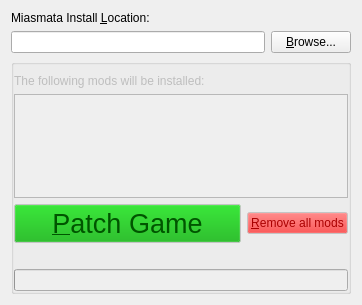
Qt form miaspatch.ui (DarkStarSword/miasmata-fixes) before a commit.
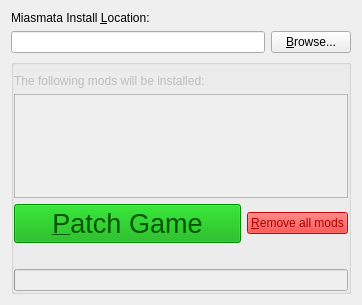
The same form after that commit.

Commit message:
Add style sheet for coloured buttons to work on Windows
Some versions of Windows (at least Vista) ignore the palette and theme
the buttons. Add a style sheet to override that behaviour.

```diff
--- a/miaspatch.ui
+++ b/miaspatch.ui
@@ -184,6 +184,24 @@
                </color>
               </brush>
              </colorrole>
+             <colorrole role="Base">
+              <brush brushstyle="SolidPattern">
+               <color alpha="255">
+                <red>0</red>
+                <green>170</green>
+                <blue>0</blue>
+               </color>
+              </brush>
+             </colorrole>
+             <colorrole role="Window">
+              <brush brushstyle="SolidPattern">
+               <color alpha="255">
+                <red>0</red>
+                <green>170</green>
+                <blue>0</blue>
+               </color>
+              </brush>
+             </colorrole>
             </active>
             <inactive>
              <colorrole role="WindowText">
@@ -258,6 +276,24 @@
                </color>
               </brush>
              </colorrole>
+             <colorrole role="Base">
+              <brush brushstyle="SolidPattern">
+               <color alpha="255">
+                <red>0</red>
+                <green>170</green>
+                <blue>0</blue>
+               </color>
+              </brush>
+             </colorrole>
+             <colorrole role="Window">
+              <brush brushstyle="SolidPattern">
+               <color alpha="255">
+                <red>0</red>
+                <green>170</green>
+                <blue>0</blue>
+               </color>
+              </brush>
+             </colorrole>
             </inactive>
             <disabled>
              <colorrole role="WindowText">
@@ -332,6 +368,24 @@
                </color>
               </brush>
              </colorrole>
+             <colorrole role="Base">
+              <brush brushstyle="SolidPattern">
+               <color alpha="255">
+                <red>0</red>
+                <green>170</green>
+                <blue>0</blue>
+               </color>
+              </brush>
+             </colorrole>
+             <colorrole role="Window">
+              <brush brushstyle="SolidPattern">
+               <color alpha="255">
+                <red>0</red>
+                <green>170</green>
+                <blue>0</blue>
+               </color>
+              </brush>
+             </colorrole>
             </disabled>
            </palette>
           </property>
@@ -340,6 +394,9 @@
             <pointsize>20</pointsize>
            </font>
           </property>
+          <property name="styleSheet">
+           <string notr="true">background-color: rgb(0, 170, 0);</string>
+          </property>
           <property name="text">
            <string>&amp;Patch Game</string>
           </property>
@@ -425,6 +482,24 @@
                </color>
               </brush>
              </colorrole>
+             <colorrole role="Base">
+              <brush brushstyle="SolidPattern">
+               <color alpha="255">
+                <red>255</red>
+                <green>0</green>
+                <blue>0</blue>
+               </color>
+              </brush>
+             </colorrole>
+             <colorrole role="Window">
+              <brush brushstyle="SolidPattern">
+               <color alpha="255">
+                <red>255</red>
+                <green>0</green>
+                <blue>0</blue>
+               </color>
+              </brush>
+             </colorrole>
             </active>
             <inactive>
              <colorrole role="WindowText">
@@ -499,6 +574,24 @@
                </color>
               </brush>
              </colorrole>
+             <colorrole role="Base">
+              <brush brushstyle="SolidPattern">
+               <color alpha="255">
+                <red>255</red>
+                <green>0</green>
+                <blue>0</blue>
+               </color>
+              </brush>
+             </colorrole>
+             <colorrole role="Window">
+              <brush brushstyle="SolidPattern">
+               <color alpha="255">
+                <red>255</red>
+                <green>0</green>
+                <blue>0</blue>
+               </color>
+              </brush>
+             </colorrole>
             </inactive>
             <disabled>
              <colorrole role="WindowText">
@@ -573,9 +666,30 @@
                </color>
               </brush>
              </colorrole>
+             <colorrole role="Base">
+              <brush brushstyle="SolidPattern">
+               <color alpha="255">
+                <red>255</red>
+                <green>0</green>
+                <blue>0</blue>
+               </color>
+              </brush>
+             </colorrole>
+             <colorrole role="Window">
+              <brush brushstyle="SolidPattern">
+               <color alpha="255">
+                <red>255</red>
+                <green>0</green>
+                <blue>0</blue>
+               </color>
+              </brush>
+             </colorrole>
             </disabled>
            </palette>
           </property>
+          <property name="styleSheet">
+           <string notr="true">background-color: rgb(255, 0, 0);</string>
+          </property>
           <property name="text">
            <string>&amp;Remove all mods</string>
           </property>
```
The commit also changes 1 other file.
